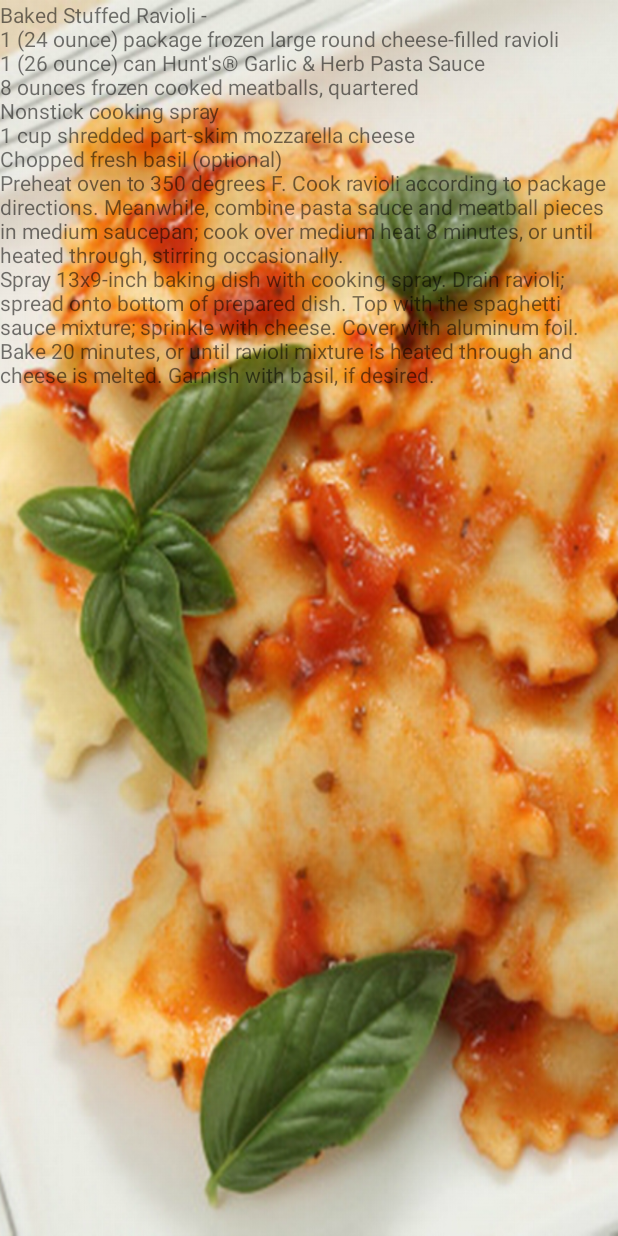
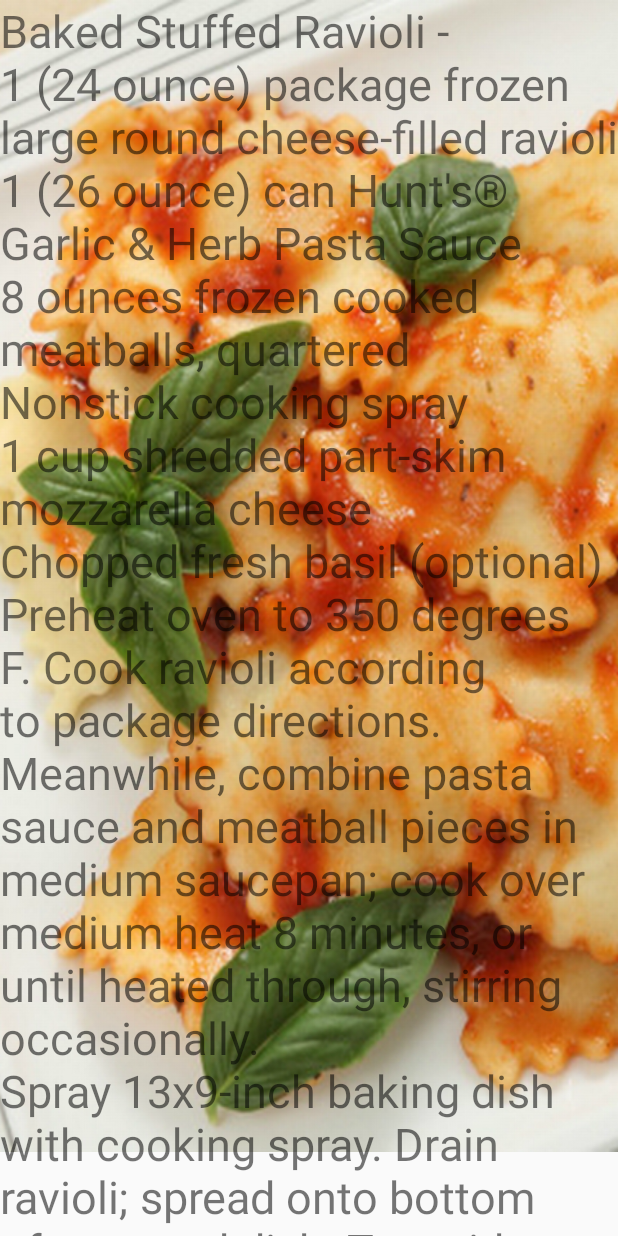
Before and after one commit to GonzalezSainzR/Ravioli-Ravioli, an Android app: the screen it shows after launch (MainActivity), on a phone screen of 412 x 824 dp. Run offline under Robolectric (Android 15) with nearby library versions, the phone set to English and light mode, and no system bars.

Commit message:
Semi-Completed app

```diff
--- a/app/src/main/res/layout-land/activity_main.xml
+++ b/app/src/main/res/layout-land/activity_main.xml
@@ -1,4 +1,10 @@
 <?xml version="1.0" encoding="utf-8"?>
+
+<ScrollView xmlns:android="http://schemas.android.com/apk/res/android"
+xmlns:tools="http://schemas.android.com/tools"
+android:layout_width="match_parent"
+android:layout_height="match_parent"
+tools:context="com.example.student.ravioliravioli.MainActivity">
 
 <RelativeLayout xmlns:android="http://schemas.android.com/apk/res/android"
     xmlns:tools="http://schemas.android.com/tools"
@@ -9,14 +15,18 @@
     <ImageView
         android:scaleType="fitXY"
         android:src="@drawable/landscape"
-        android:layout_width="wrap_content"
-        android:layout_height="wrap_content"
+        android:layout_width="match_parent"
+        android:layout_height="match_parent"
         />
 
     <TextView
         android:id="@+id/answerText"
         android:layout_width="wrap_content"
         android:layout_height="wrap_content"
+        android:textSize="30dp"
         />
 
 </RelativeLayout>
+
+
+</ScrollView>
--- a/app/src/main/res/layout/activity_main.xml
+++ b/app/src/main/res/layout/activity_main.xml
@@ -1,4 +1,10 @@
 <?xml version="1.0" encoding="utf-8"?>
+
+<ScrollView xmlns:android="http://schemas.android.com/apk/res/android"
+    xmlns:tools="http://schemas.android.com/tools"
+    android:layout_width="match_parent"
+    android:layout_height="match_parent"
+    tools:context="com.example.student.ravioliravioli.MainActivity">
 
     <RelativeLayout xmlns:android="http://schemas.android.com/apk/res/android"
         xmlns:tools="http://schemas.android.com/tools"
@@ -17,6 +23,10 @@
     android:id="@+id/answerText"
     android:layout_width="wrap_content"
     android:layout_height="wrap_content"
+    android:textSize="30dp"
     />
 
     </RelativeLayout>
+
+
+</ScrollView>
```
Lines whose indentation alone changed are shown as unchanged.
